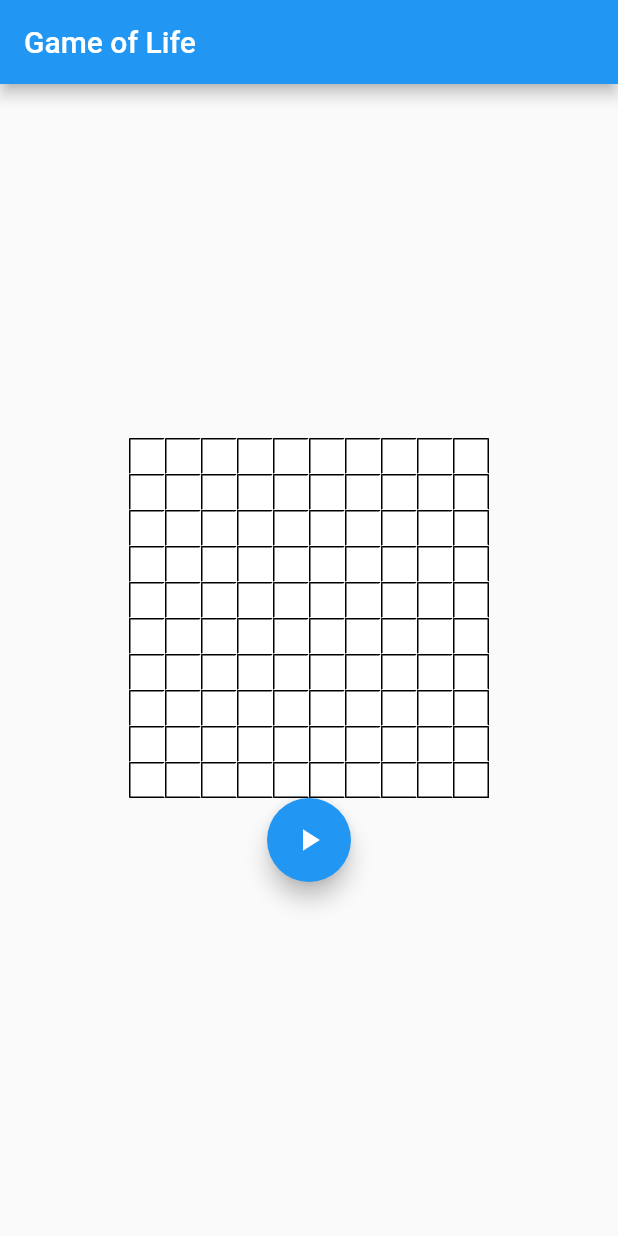
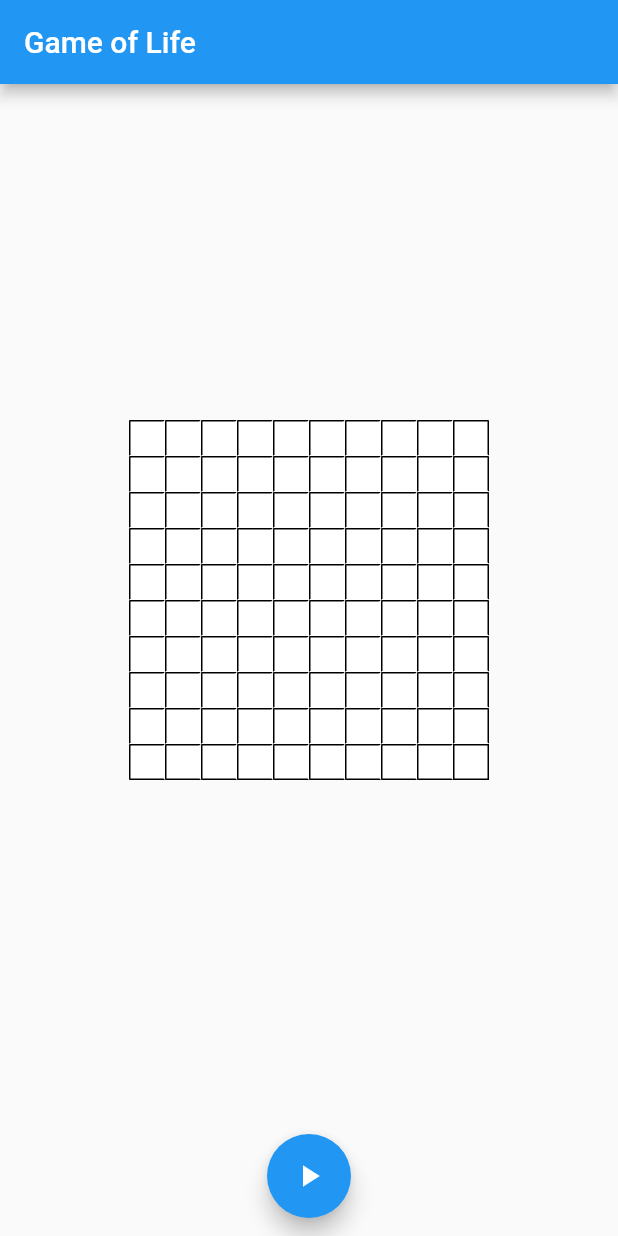
Before and after one commit to jonathanadler/game_of_life, a Flutter app: the screen it shows after launch, after a tap on the "play arrow" icon, on a phone screen of 412 x 824 dp. Run offline on Flutter 3.47's test engine with Material 2 defaults, Android fonts, the phone set to English and light mode, and no system bars; our stand-ins replace flutter_redux, redux.

Commit message:
adding settings

```diff
--- a/lib/main.dart
+++ b/lib/main.dart
@@ -5,7 +5,7 @@ import 'package:redux/redux.dart';
 import 'package:flutter_redux/flutter_redux.dart';
 
 void main() {
-  final store = new Store<GameState>(gameReducer, initialState: new GameState());
+  final store = new Store<GameState>(gameReducer, initialState: new GameState(), middleware: [gameMiddleware]);
 
   runApp(new MyApp(store: store));
 }
--- a/lib/src/home.dart
+++ b/lib/src/home.dart
@@ -1,5 +1,6 @@
 import 'package:flutter/material.dart';
 import 'package:game_of_life/src/Life.dart';
+import 'package:game_of_life/src/settings.dart';
 
 class HomePage extends StatefulWidget {
   @override
@@ -14,8 +15,8 @@ class _HomePageState extends State<HomePage> {
       body: Center(
         child: Column(
           children: <Widget>[
-            new Life(),
-            new FloatingActionButton(child: Icon(Icons.play_arrow), onPressed: () {}),
+            new Expanded(child: new Life()),
+            new Settings(),
           ],
           crossAxisAlignment: CrossAxisAlignment.center,
           mainAxisAlignment: MainAxisAlignment.center,
--- /dev/null
+++ b/lib/src/settings.dart
@@ -0,0 +1,31 @@
+import 'package:flutter/material.dart';
+import 'package:flutter_redux/flutter_redux.dart';
+import 'package:game_of_life/src/store.dart';
+
+class Settings extends StatefulWidget {
+  @override
+  State<StatefulWidget> createState() {
+    return new SettingsState();
+  }
+}
+
+class SettingsState extends State<Settings> {
+  @override
+  Widget build(BuildContext context) {
+    return new StoreConnector<GameState, VoidCallback>(
+      converter: (store) => () {
+        store.dispatch(new Action(Actions.START));
+      },
+      builder: (context, onPress) {
+        return new Container(
+          height: 80.0,
+          child: new FloatingActionButton(
+              child: Icon(Icons.play_arrow), onPressed: () {
+                onPress();
+              }
+          )
+        );
+      },
+    );
+  }
+}
--- a/lib/src/store.dart
+++ b/lib/src/store.dart
@@ -12,7 +12,7 @@ class Action {
   Actions type;
   Map<String, dynamic> payload;
 
-  Action(this.type, this.payload);
+  Action(this.type, [this.payload]);
 }
 
 class GameState {
@@ -73,8 +73,9 @@ gameMiddleware(Store<GameState> store, action, NextDispatcher next) {
   Map<String, dynamic> payload = action.payload;
 
   if (type == Actions.START) {
-    Timer.periodic(new Duration(milliseconds: 1200), (timer) {
-      store.dispatch({type: Actions.STEP, payload: {}});
+    Timer.periodic(new Duration(milliseconds: 1000), (timer) {
+      print('adler hererererere!!!!!!!!!!!!!!!!!!!!!!!!');
+      store.dispatch(new Action(Actions.STEP));
       gameTimer = timer;
     });
   } else if (type == Actions.STOP) {
```
